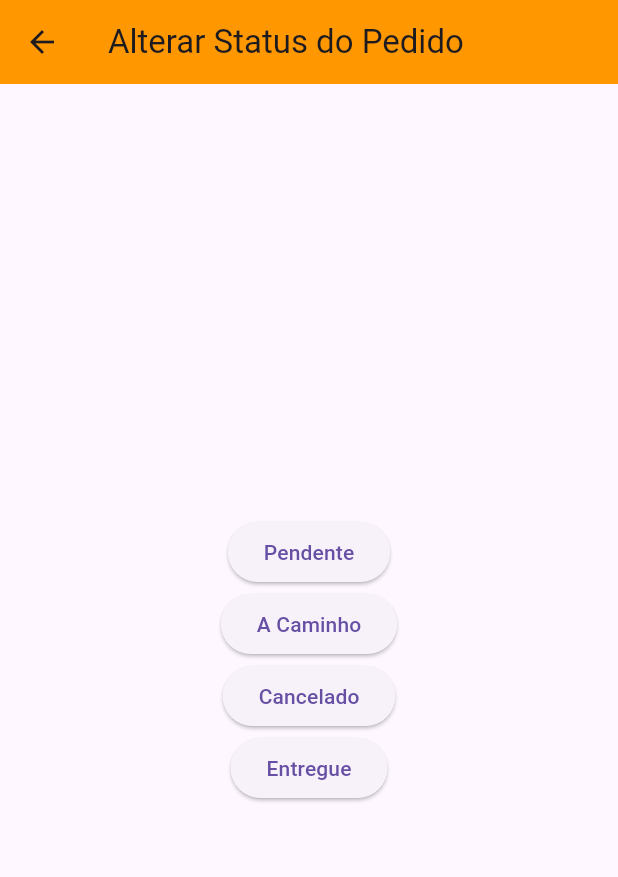
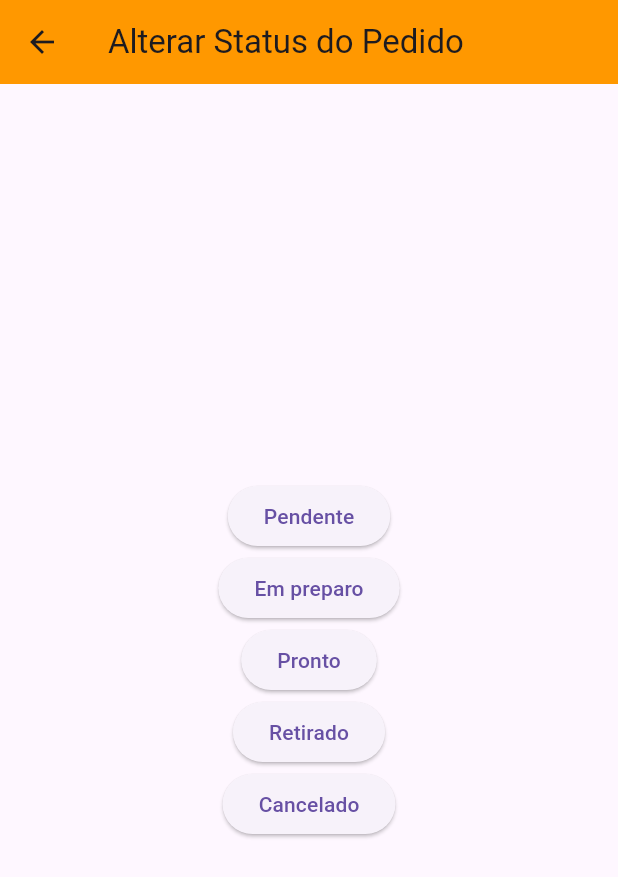
Before and after one commit to Viegas13/Rapidex, a Flutter app: the IAlterarStatusPedido screen opened directly, on a phone screen of 412 x 824 dp. Shown: the top 877 px of the screen. Run offline on Flutter 3.47's test engine with Material 3 defaults, Android fonts, the phone set to English and light mode, and no system bars; our stand-ins replace image_picker, mask_text_input_formatter; missing offline and left inert: dart:ffi, flutter_email_sender, postgres.

Commit message:
arrumando csu05 pela alteração no bd

```diff
--- a/src/view-rapidex/interfaces/lib/DTO/Pedido.dart
+++ b/src/view-rapidex/interfaces/lib/DTO/Pedido.dart
@@ -1,41 +1,45 @@
 class Pedido {
-  final int? pedidoId;
-  final String cliente_cpf;
-  final String fornecedor_cnpj;
-  final String entregador_cpf;
-  final double preco;
-  final String status_pedido;
+  int? pedido_id;
+  String cliente_cpf;
+  String fornecedor_cnpj;
+  double preco;
+  double frete;
+  String endereco_entrega; // Novo campo
+  String status_pedido;
 
   Pedido({
-    this.pedidoId,
+    this.pedido_id,
     required this.cliente_cpf,
     required this.fornecedor_cnpj,
-    required this.entregador_cpf,
     required this.preco,
+    required this.frete,
+    required this.endereco_entrega,
     this.status_pedido = 'pendente',
   });
 
-  // Construtor para conversão de Map para Pedido
-  factory Pedido.fromMap(Map<String, dynamic> map) {
-    return Pedido(
-      pedidoId: map['pedido_id'] as int?,
-      cliente_cpf: map['cliente_cpf'] as String,
-      fornecedor_cnpj: map['fornecedor_cnpj'] as String,
-      entregador_cpf: map['entregador_cpf'] as String,
-      preco: map['preco'] as double,
-      status_pedido: map['status_pedido'] as String,
-    );
-  }
-
-  // Converte o Pedido para Map (para envio ao banco)
+  // Conversão para map (para inserir no banco)
   Map<String, dynamic> toMap() {
     return {
-      'pedido_id': pedidoId,
+      'pedido_id': pedido_id,
       'cliente_cpf': cliente_cpf,
       'fornecedor_cnpj': fornecedor_cnpj,
-      'entregador_cpf': entregador_cpf,
       'preco': preco,
+      'frete': frete,
+      'endereco_entrega': endereco_entrega,
       'status_pedido': status_pedido,
     };
   }
+
+  // Conversão de map (ao buscar no banco)
+  factory Pedido.fromMap(Map<String, dynamic> map) {
+    return Pedido(
+      pedido_id: map['pedido_id'],
+      cliente_cpf: map['cliente_cpf'],
+      fornecedor_cnpj: map['fornecedor_cnpj'],
+      preco: map['preco'],
+      frete: map['frete'],
+      endereco_entrega: map['endereco_entrega'],
+      status_pedido: map['status_pedido'] ?? 'pendente',
+    );
+  }
 }
--- a/src/view-rapidex/interfaces/lib/View/IAlterarStatusPedido.dart
+++ b/src/view-rapidex/interfaces/lib/View/IAlterarStatusPedido.dart
@@ -54,16 +54,20 @@ class _IAlterarStatusPedidoState extends State<IAlterarStatusPedido> {
               child: const Text('Pendente'),
             ),
             ElevatedButton(
-              onPressed: () => alterarStatusPedido(1, 'a caminho'),
-              child: const Text('A Caminho'),
+              onPressed: () => alterarStatusPedido(1, 'em preparo'),
+              child: const Text('Em preparo'),
+            ),
+            ElevatedButton(
+              onPressed: () => alterarStatusPedido(1, 'pronto'),
+              child: const Text('Pronto'),
+            ),
+            ElevatedButton(
+              onPressed: () => alterarStatusPedido(1, 'retirado'),
+              child: const Text('Retirado'),
             ),
             ElevatedButton(
               onPressed: () => alterarStatusPedido(1, 'cancelado'),
               child: const Text('Cancelado'),
-            ),
-            ElevatedButton(
-              onPressed: () => alterarStatusPedido(1, 'entregue'),
-              child: const Text('Entregue'),
             ),
           ],
         ),
--- a/src/view-rapidex/interfaces/lib/View/ICarrinho.dart
+++ b/src/view-rapidex/interfaces/lib/View/ICarrinho.dart
@@ -44,7 +44,7 @@ Future<void> verificarPedidosPendentes() async {
     }
 
     // Busca os pedidos com status pendente ou a caminho
-    final pedidos = await PedidoDAO(conexaoDB: conexaoDB).buscarPedidosPorStatus(cliente_cpf: "02083037669", status_pedido: ['pendente', 'a caminho']);
+    final pedidos = await PedidoDAO(conexaoDB: conexaoDB).buscarPedidosPorStatus(cliente_cpf: "02083037669", status_pedido: ['pendente', 'em preparo', 'pronto', 'retirado']);
 
       // Verifica se a lista de pedidos retornada está vazia ou não
       if (pedidos != null && pedidos.isNotEmpty) {
--- a/src/view-rapidex/interfaces/lib/View/IFinalizarpedido.dart
+++ b/src/view-rapidex/interfaces/lib/View/IFinalizarpedido.dart
@@ -106,8 +106,9 @@ class _FinalizarPedidoPageState extends State<FinalizarPedidoPage> {
       Pedido pedido = Pedido(
         cliente_cpf: '02083037669',
         fornecedor_cnpj: '11111111111111',
-        entregador_cpf: '423.089.890-84',
+        endereco_entrega: '30720-49302083037669',
         preco: precoTotal,
+        frete: precoTotal * 0.01,
       );
 
       await pedidoDAO.cadastrarPedido(pedido);
--- a/src/view-rapidex/interfaces/lib/banco_de_dados/DAO/PedidoDAO.dart
+++ b/src/view-rapidex/interfaces/lib/banco_de_dados/DAO/PedidoDAO.dart
@@ -15,8 +15,8 @@ class PedidoDAO {
 
       await conexaoDB.connection.query(
         '''
-        INSERT INTO Pedido (cliente_cpf, fornecedor_cnpj, entregador_cpf, preco, status_pedido)
-        VALUES (@cliente_cpf, @fornecedor_cnpj, @entregador_cpf, @preco, @status_pedido)
+        INSERT INTO Pedido (cliente_cpf, fornecedor_cnpj, endereco_entrega, preco, frete, status_pedido)
+        VALUES (@cliente_cpf, @fornecedor_cnpj, @endereco_entrega, @preco, @frete, @status_pedido)
         ''',
         substitutionValues: pedido.toMap(),
       );
@@ -63,7 +63,7 @@ class PedidoDAO {
         '''
         SELECT COUNT(*)
         FROM Pedido
-        WHERE cliente_cpf = @cliente_cpf AND status_pedido IN ('pendente', 'a caminho')
+        WHERE cliente_cpf = @cliente_cpf AND status_pedido IN ('pendente', 'em preparo', 'pronto', 'retirado',)
         ''',
         substitutionValues: {'cliente_cpf': cliente_cpf},
       );
@@ -118,7 +118,7 @@ class PedidoDAO {
           'pedido_id': row[0],
           'cliente_cpf': row[1],
           'fornecedor_cnpj': row[2],
-          'entregador_cpf': row[3],
+          'endereco_entrega': row[3],
           'preco': row[4],
           'status_pedido': row[5],
         });
```
Also changed, not shown: 1 other file.
